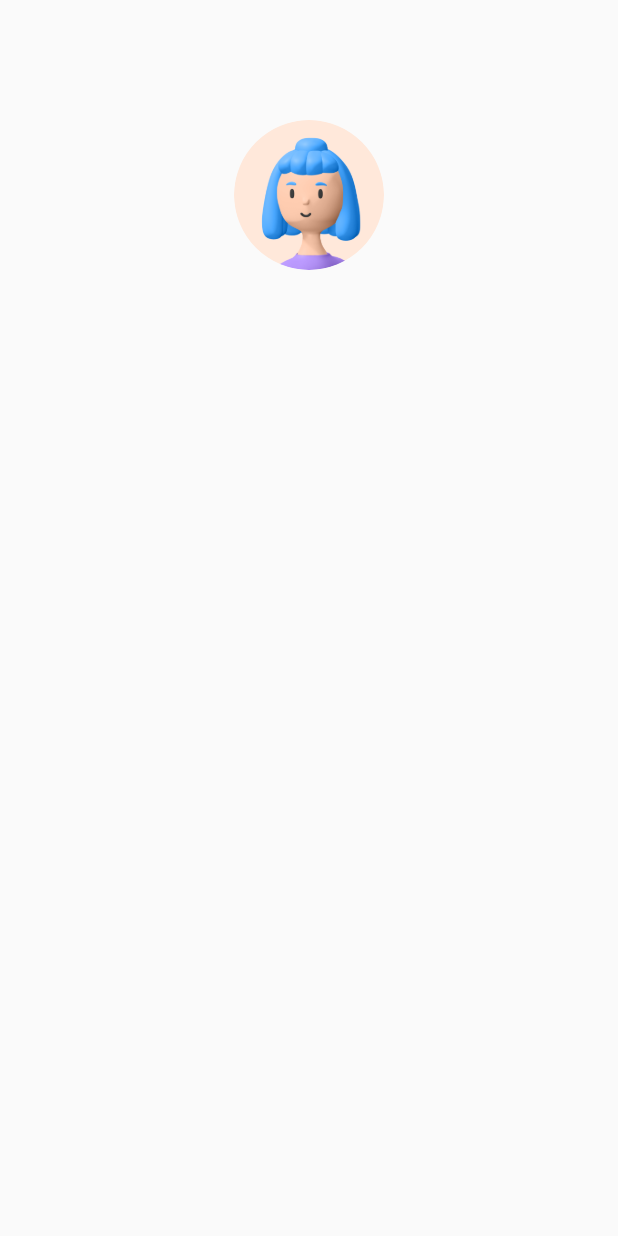
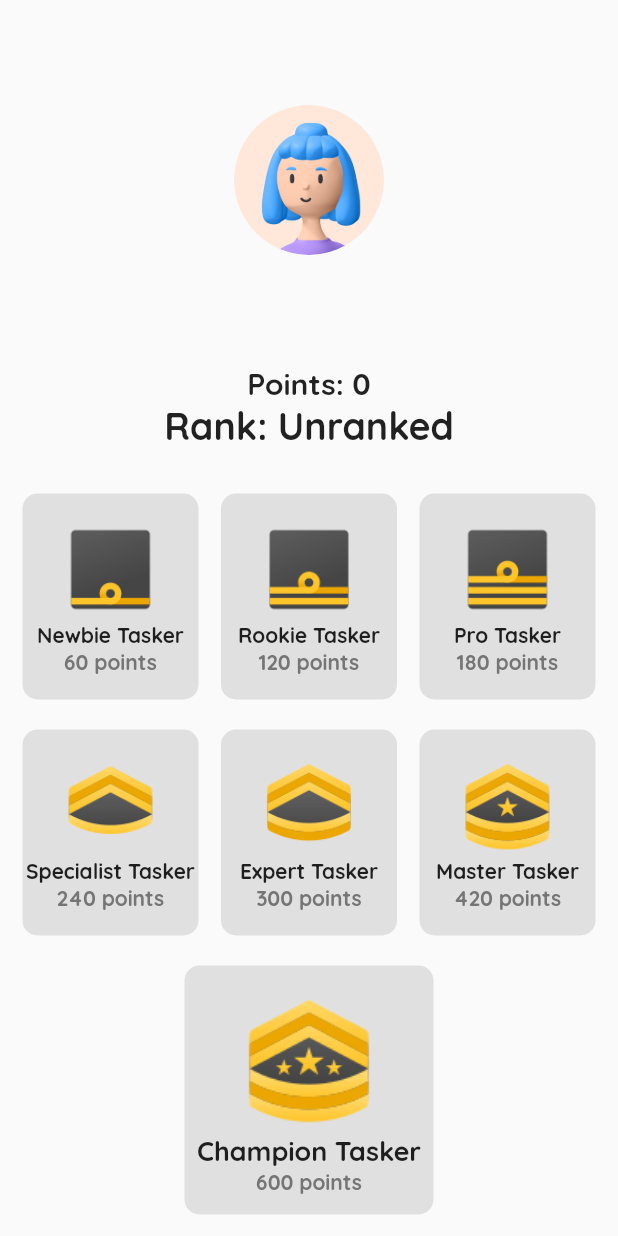
Before and after one commit to xybercommander/Raman-Effect, a Flutter app: the ProfilePage screen opened directly, on a phone screen of 412 x 824 dp. Run offline on Flutter 3.47's test engine with Material 2 defaults, Android fonts, the phone set to English and light mode, and no system bars; our stand-ins replace page_transition, shared_preferences, sqflite; accounts and stored records are empty.

Commit message:
implemented point system

```diff
--- a/lib/main.dart
+++ b/lib/main.dart
@@ -13,6 +13,7 @@ class MyApp extends StatelessWidget {
   Widget build(BuildContext context) {
     return MaterialApp(
       title: 'Flutter Demo',
+      debugShowCheckedModeBanner: false,
       theme: ThemeData(
         primarySwatch: Colors.red,
         fontFamily: 'Quicksand'
--- a/lib/screens/add_task_screen.dart
+++ b/lib/screens/add_task_screen.dart
@@ -126,10 +126,10 @@ class _AddTaskScreenState extends State<AddTaskScreen> {
                     Padding(
                       padding: EdgeInsets.symmetric(vertical: 20),
                       child: TextFormField(
-                        style: TextStyle(fontSize: 18),
+                        style: TextStyle(fontSize: 18, fontWeight: FontWeight.bold),
                         decoration: InputDecoration(
                           labelText: 'Title',
-                          labelStyle: TextStyle(fontSize: 18),
+                          labelStyle: TextStyle(fontSize: 18, fontWeight: FontWeight.bold),
                           border: OutlineInputBorder(
                             borderRadius: BorderRadius.circular(10)
                           )
@@ -146,11 +146,11 @@ class _AddTaskScreenState extends State<AddTaskScreen> {
                       child: TextFormField(
                         readOnly: true, // This disables the user to type anything in the date
                         controller: _dateController,
-                        style: TextStyle(fontSize: 18),
+                        style: TextStyle(fontSize: 18, fontWeight: FontWeight.bold),
                         onTap: _handleDatePicker,
                         decoration: InputDecoration(
                           labelText: 'Date',
-                          labelStyle: TextStyle(fontSize: 18),
+                          labelStyle: TextStyle(fontSize: 18, fontWeight: FontWeight.bold),
                           border: OutlineInputBorder(
                             borderRadius: BorderRadius.circular(10)
                           )
@@ -166,7 +166,7 @@ class _AddTaskScreenState extends State<AddTaskScreen> {
                         icon: Icon(Icons.arrow_drop_down_circle),
                         iconSize: 22,
                         iconEnabledColor: Theme.of(context).primaryColor,
-                        style: TextStyle(fontSize: 18),
+                        style: TextStyle(fontSize: 18, fontFamily: 'Quicksand', fontWeight: FontWeight.bold),
                         items: _priorities.map((String priority) {
                           return DropdownMenuItem(
                             value: priority,
@@ -174,14 +174,16 @@ class _AddTaskScreenState extends State<AddTaskScreen> {
                               priority,
                               style: TextStyle(
                                 color: Colors.black,
-                                fontSize: 18
+                                fontSize: 18,
+                                fontFamily: 'Quicksand',
+                                fontWeight: FontWeight.bold
                               ),
                             ),
                           );
                         }).toList(),
                         decoration: InputDecoration(
                           labelText: widget.task == null ? 'Priority' : _priority,
-                          labelStyle: TextStyle(fontSize: 18),
+                          labelStyle: TextStyle(fontSize: 18, fontWeight: FontWeight.bold),
                           border: OutlineInputBorder(
                             borderRadius: BorderRadius.circular(10)
                           )
@@ -204,6 +206,7 @@ class _AddTaskScreenState extends State<AddTaskScreen> {
                         color: Theme.of(context).primaryColor,
                         borderRadius: BorderRadius.circular(30)
                       ),
+                      // ignore: deprecated_member_use
                       child: FlatButton(
                         shape: StadiumBorder(),
                         splashColor: Colors.white54,
--- a/lib/screens/profile_page.dart
+++ b/lib/screens/profile_page.dart
@@ -1,24 +1,141 @@
 import 'package:flutter/material.dart';
 import 'package:hoohack_demo/constants/constants.dart';
 
-class ProfilePage extends StatelessWidget {
+class ProfilePage extends StatefulWidget {
+  @override
+  _ProfilePageState createState() => _ProfilePageState();
+}
+
+class _ProfilePageState extends State<ProfilePage> {
+
+
+  Widget ranks(String rankImg, String rank, String points) {
+    return Container(
+      width: MediaQuery.of(context).size.width / 3 - 20,
+      height: MediaQuery.of(context).size.width / 3,
+      decoration: BoxDecoration(
+        color: Colors.grey[300],
+        borderRadius: BorderRadius.circular(10)
+      ),
+      child: Column(
+        mainAxisAlignment: MainAxisAlignment.center,
+        children: [
+          Image.asset('assets/images/$rankImg.png', width: 70, height: 70,),
+          Text('$rank', style: TextStyle(fontWeight: FontWeight.bold),),
+          Text('$points points', style: TextStyle(fontWeight: FontWeight.bold, color: Colors.grey[600]),)
+        ],
+      )
+    );
+  }
+
+
+  Widget profileRank(int points) {
+    if(points >= 0 && points < 60) {
+      return Text('Rank: Unranked', style: TextStyle(fontSize: 25, fontWeight: FontWeight.bold),);
+    } else if(points >= 60 && points < 120) {
+      return Text('Rank: Newbie Tasker', style: TextStyle(fontSize: 25, fontWeight: FontWeight.bold),);
+    } else if(points >= 120 && points < 180) {
+      return Text('Rank: Rookie Tasker', style: TextStyle(fontSize: 25, fontWeight: FontWeight.bold),);
+    } else if(points >= 180 && points < 240) {
+      return Text('Rank: Pro Tasker', style: TextStyle(fontSize: 25, fontWeight: FontWeight.bold),);
+    } else if(points >= 240 && points < 300) {
+      return Text('Rank: Specialist Tasker', style: TextStyle(fontSize: 25, fontWeight: FontWeight.bold),);
+    } else if(points >= 300 && points < 420) {
+      return Text('Rank: Expert Tasker', style: TextStyle(fontSize: 25, fontWeight: FontWeight.bold),);
+    } else if(points >= 420 && points < 600) {
+      return Text('Rank: Master Tasker', style: TextStyle(fontSize: 25, fontWeight: FontWeight.bold),);
+    } else {
+      return Text('Rank: Champion Tasker', style: TextStyle(fontSize: 25, fontWeight: FontWeight.bold),);
+    }
+  }
+
+  Widget avatarRank(int points) {
+    if(points >= 0 && points < 60) {
+      return SizedBox.shrink();
+    } else if(points >= 60 && points < 120) {
+      return Image.asset('assets/images/rank1.png', height: 35, width: 35,);
+    } else if(points >= 120 && points < 180) {
+      return Image.asset('assets/images/rank2.png', height: 35, width: 35,);
+    } else if(points >= 180 && points < 240) {
+      return Image.asset('assets/images/rank3.png', height: 35, width: 35,);
+    } else if(points >= 240 && points < 300) {
+      return Image.asset('assets/images/rank4.png', height: 35, width: 35,);
+    } else if(points >= 300 && points < 420) {
+      return Image.asset('assets/images/rank5.png', height: 35, width: 35,);
+    } else if(points >= 420 && points < 600) {
+      return Image.asset('assets/images/rank6.png', height: 35, width: 35,);
+    } else {
+      return Image.asset('assets/images/rank7.png', height: 35, width: 35,);
+    }
+  }
+
+
   @override
   Widget build(BuildContext context) {
     return Scaffold(
-      body: Container(
+      body: SingleChildScrollView(
+        child: Container(
           width: double.infinity,
-        padding: EdgeInsets.symmetric(vertical: 80),
+          padding: EdgeInsets.symmetric(vertical: 70),
           child: Column(
             mainAxisAlignment: MainAxisAlignment.start,
+            children: [
+              Stack(
+                alignment: Alignment.bottomRight,
                 children: [
                   CircleAvatar(
                     backgroundColor: Colors.transparent,
                     backgroundImage: AssetImage(Constants.avatar == 1 ? 'assets/images/boy_avatar.png' : 'assets/images/girl_avatar.png'),
                     radius: 50,
                   ),
+                  avatarRank(Constants.points)
+                ],
+              ),
+              SizedBox(height: 10,),
+              Text(Constants.name, style: TextStyle(fontSize: 50, fontWeight: FontWeight.bold),),
+              Text('Points: ${Constants.points}', style: TextStyle(fontSize: 20, fontWeight: FontWeight.bold),),
+              profileRank(Constants.points),
               SizedBox(height: 30,),
-            Text(Constants.name, style: TextStyle(fontSize: 50, fontWeight: FontWeight.bold),)
+              Column(
+                children: [
+                  Row(
+                    mainAxisAlignment: MainAxisAlignment.spaceEvenly,
+                    children: [
+                      ranks('rank1', 'Newbie Tasker', '60'),
+                      ranks('rank2', 'Rookie Tasker', '120'),
+                      ranks('rank3', 'Pro Tasker', '180'),
                     ],
+                  ),
+                  SizedBox(height: 20,),
+                  Row(
+                    mainAxisAlignment: MainAxisAlignment.spaceEvenly,
+                    children: [
+                      ranks('rank4', 'Specialist Tasker', '240'),
+                      ranks('rank5', 'Expert Tasker', '300'),
+                      ranks('rank6', 'Master Tasker', '420'),
+                    ],
+                  ),
+                  SizedBox(height: 20,),
+                  Container(
+                    width: MediaQuery.of(context).size.width / 2 - 40,
+                    height: MediaQuery.of(context).size.width / 2 - 40,
+                    decoration: BoxDecoration(
+                      color: Colors.grey[300],
+                      borderRadius: BorderRadius.circular(10)
+                    ),
+                    child: Column(
+                      mainAxisAlignment: MainAxisAlignment.center,
+                      children: [
+                        Image.asset('assets/images/rank7.png', width: 100, height: 100,),
+                        Text('Champion Tasker', style: TextStyle(fontWeight: FontWeight.bold, fontSize: 18),),
+                        Text('600 points', style: TextStyle(fontWeight: FontWeight.bold, color: Colors.grey[600]),)
+                      ],
+                    )
+                  )
+                ],
+              )
+            ],
+          ),
         ),
       ),
     );
--- a/lib/screens/todo_list_screen.dart
+++ b/lib/screens/todo_list_screen.dart
@@ -42,22 +42,29 @@ class _TodoListScreenState extends State<TodoListScreen> {
               task.title,
               style: TextStyle(
                 fontSize: 18,
-                decoration: task.status == 0 ? TextDecoration.none : TextDecoration.lineThrough
+                decoration: task.status == 0 ? TextDecoration.none : TextDecoration.lineThrough,
+                fontWeight: FontWeight.bold
               ),
             ),
             subtitle: Text(
               '${_dateFormatter.format(task.date)} • ${task.priority}',
               style: TextStyle(
                 fontSize: 15,
-                decoration: task.status == 0 ? TextDecoration.none : TextDecoration.lineThrough
+                decoration: task.status == 0 ? TextDecoration.none : TextDecoration.lineThrough,
+                fontWeight: FontWeight.bold
               ),
             ),
             trailing: Checkbox(
               onChanged: (value) {
-                // value == true ? task.status = 1 : task.status = 0;
-                task.status = value ? 1 : 0; // same as the above statement
+                task.status = value ? 1 : 0;
                 DatabaseHelper.instance.updateTask(task);
                 _updateTaskList();
+                // -------------POINT SYSTEM IMPLEMENTATION-------------
+                if(task.status == 1) {
+                  task.date.day < DateTime.now().day ? Constants.points += 3 : Constants.points += 5;
+                } else {
+                  task.date.day < DateTime.now().day ? Constants.points -= 3 : Constants.points -= 5;
+                }
               },
               value: task.status == 1 ? true : false,
               activeColor: Theme.of(context).primaryColor,
```
Lines whose indentation alone changed are shown as unchanged.
